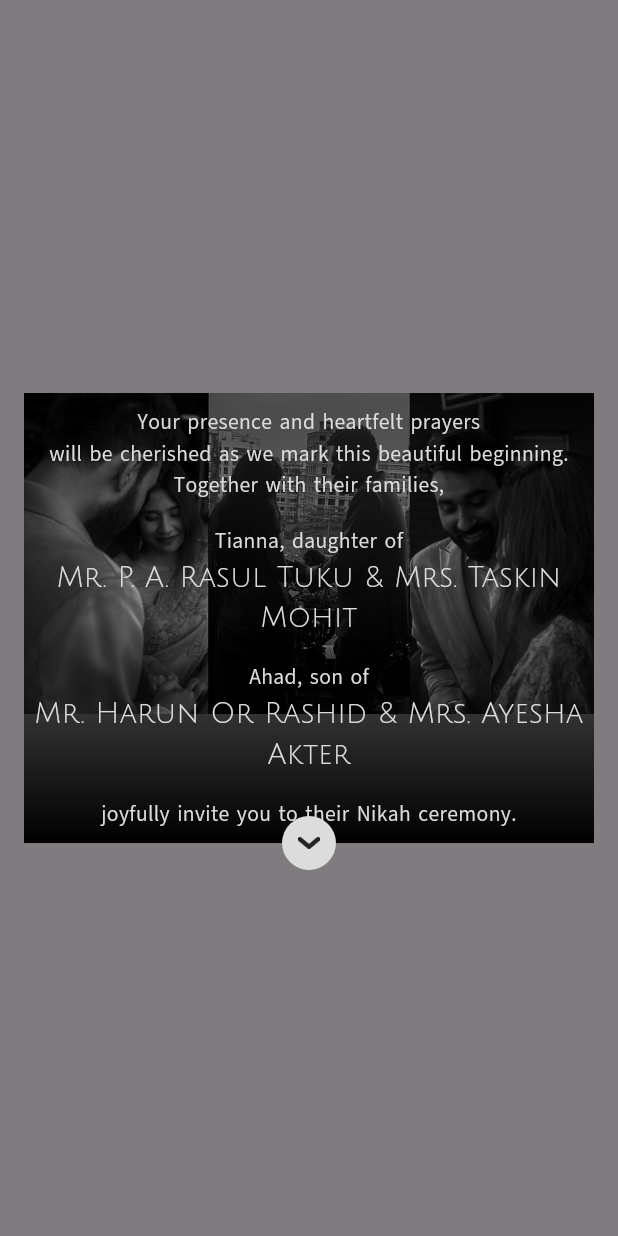
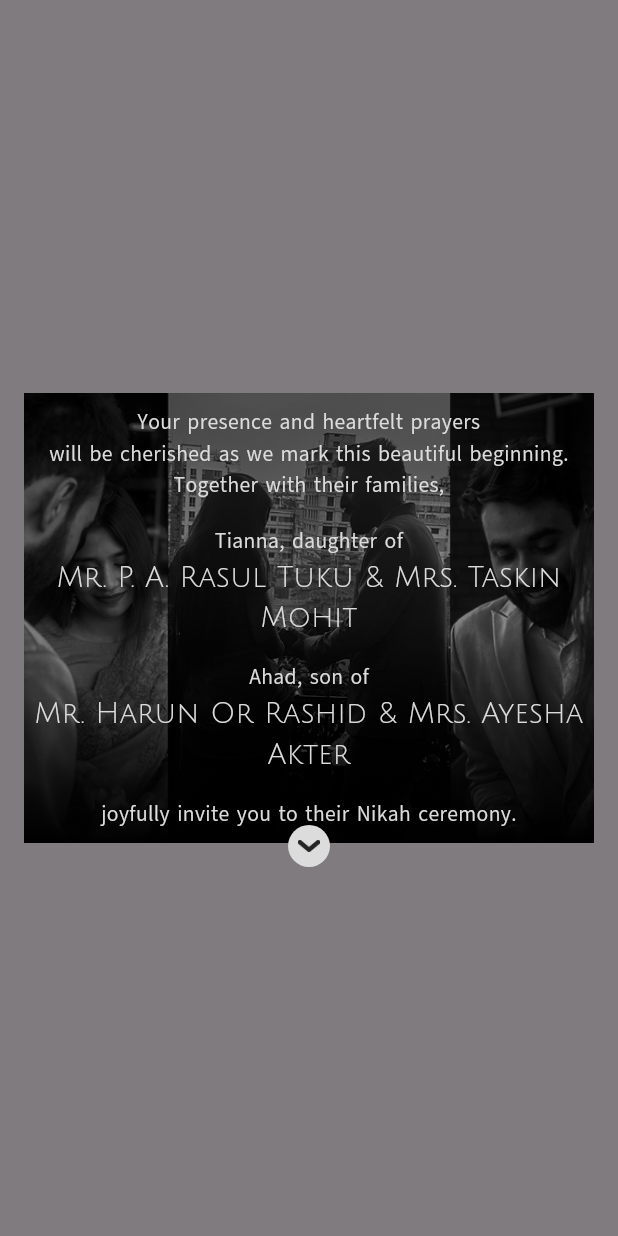
Before and after one commit to 35c0b4r/ahanna, a Flutter app: what customGreetingsDialog() shows on an empty page, opened directly, on a phone screen of 412 x 824 dp. Run offline on Flutter 3.47's test engine with Material 3 defaults, Android fonts, the phone set to English and light mode, and no system bars.

Commit message:
web files updated

```diff
--- a/lib/main.dart
+++ b/lib/main.dart
@@ -12,13 +12,13 @@ class MyApp extends StatelessWidget {
   Widget build(BuildContext context) {
     return MaterialApp(
       debugShowCheckedModeBanner: false,
-      title: 'withahanna',
+      title: 'Ahad & Tianna',
       theme: ThemeData(
         textSelectionTheme: const TextSelectionThemeData(
           selectionColor: Color(0xFF000000),
         ),
       ),
-      home: const MyHomePage(title: '#ahanna'),
+      home: const MyHomePage(title: 'Ahad & Tianna'),
     );
   }
 }
--- a/lib/pages/page_three.dart
+++ b/lib/pages/page_three.dart
@@ -36,7 +36,10 @@ Future<Object?> customGreetingsDialog(BuildContext context) {
               body: Stack(
                 clipBehavior: Clip.none,
                 children: [
-                  Image.asset(greetingsImage),
+                  Align(
+                    alignment: Alignment.center,
+                    child: Image.asset(greetingsImage, fit: BoxFit.cover,height: 300),
+                  ),
                   Container(
                     decoration: BoxDecoration(
                       gradient: LinearGradient(
@@ -98,7 +101,7 @@ Future<Object?> customGreetingsDialog(BuildContext context) {
                     ),
                   ),
                   Positioned(
-                    bottom: -18,
+                    bottom: -16,
                     left: 0,
                     right: 0,
                     child: GestureDetector(
@@ -106,7 +109,7 @@ Future<Object?> customGreetingsDialog(BuildContext context) {
                         Navigator.of(context).pop();
                       },
                       child: CircleAvatar(
-                        radius: 18,
+                        radius: 14,
                         backgroundColor: backgroundColor,
                         child: Transform.rotate(
                           angle: math.pi,
--- a/pubspec.yaml
+++ b/pubspec.yaml
@@ -1,5 +1,5 @@
 name: ahanna
-description: "#ahanna"
+description: "ahanna"
 
 version: 1.0.0+1
 
@@ -10,6 +10,7 @@ dependencies:
   flutter:
     sdk: flutter
   cupertino_icons: ^1.0.8
+  url_launcher: ^6.3.2
 
 dev_dependencies:
   flutter_test:
```
Also changed, not shown: lib/pages/page_two.dart (+12 -1 lines), pubspec.lock, 7 other files.
